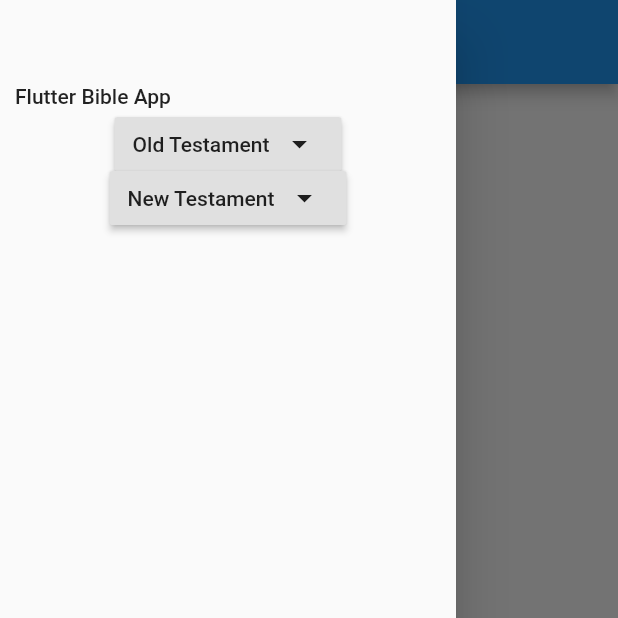
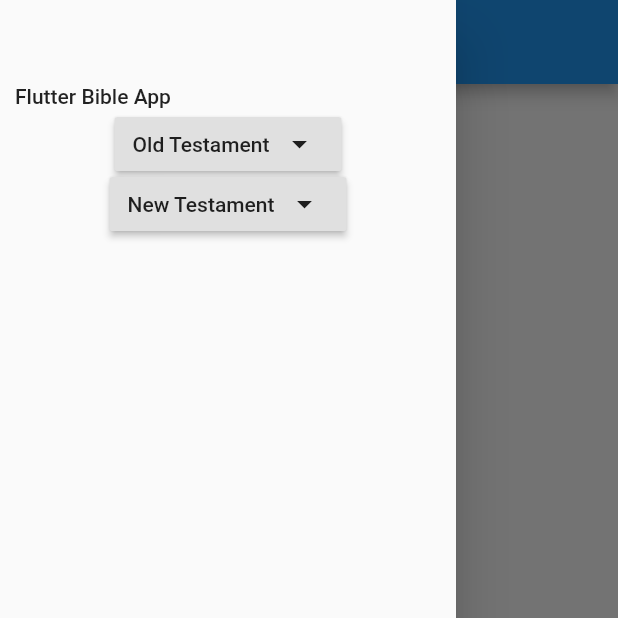
Before and after one commit to mrozbarry/flutter-bible-app, a Flutter app: the screen it shows after launch, with the side drawer open, on a phone screen of 412 x 824 dp, the top half of it. Run offline on Flutter 3.47's test engine with Material 2 defaults, Android fonts, the phone set to English and light mode, and no system bars; our stand-ins replace sqflite; accounts and stored records are empty.

Commit message:
Tweak styling in Accordion

```diff
--- a/lib/components/Accordion.dart
+++ b/lib/components/Accordion.dart
@@ -49,7 +49,10 @@ class _AccordionState extends State<Accordion> with TickerProviderStateMixin {
 
   void _close(String sectionKey) {
     _controllers[sectionKey]
-        .animateTo(0, duration: Duration(milliseconds: 300));
+        .animateTo(
+          0,
+          duration: Duration(milliseconds: 150),
+        );
 
     setState(() {
       _opened = '';
@@ -58,7 +61,10 @@ class _AccordionState extends State<Accordion> with TickerProviderStateMixin {
 
   void _open(String sectionKey) {
     _controllers[sectionKey]
-        .animateTo(_controllers[sectionKey].upperBound, duration: Duration(milliseconds: 300));
+        .animateTo(
+          _controllers[sectionKey].upperBound,
+          duration: Duration(milliseconds: 150),
+        );
 
     setState(() {
       _opened = sectionKey;
@@ -97,18 +103,24 @@ class _AccordionState extends State<Accordion> with TickerProviderStateMixin {
       children: <Widget>[
         MaterialRaisedTextIconButton(
           label: Text(sectionKey),
-          icon: Icon(Icons.arrow_drop_down),
+          icon: _opened == sectionKey
+            ? Icon(Icons.arrow_drop_up)
+            : Icon(Icons.arrow_drop_down),
           onPressed: () {
             _toggle(sectionKey);
           },
           iconSide: IconSide.Right,
+          materialTapTargetSize: MaterialTapTargetSize.padded,
         ),
-        SizeTransition(
-          sizeFactor: CurvedAnimation(
-            parent: _controllers[sectionKey],
-            curve: Curves.easeInOut,
+        Padding(
+          padding: EdgeInsets.all(2.0),
+          child: SizeTransition(
+            sizeFactor: CurvedAnimation(
+              parent: _controllers[sectionKey],
+              curve: Curves.easeInOut,
+            ),
+            child: widget.accordionMap[sectionKey],
           ),
-          child: widget.accordionMap[sectionKey],
         ),
       ],
     );
```
